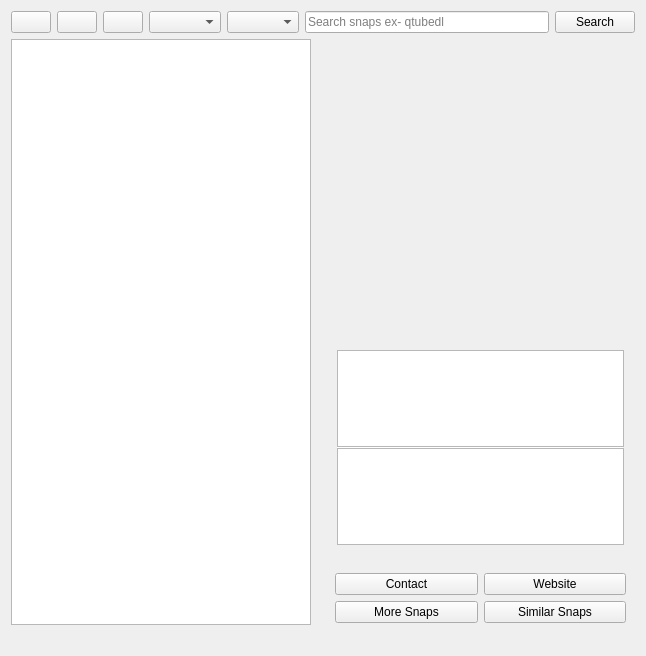
Before: the Qt Designer form src/mainwindow.ui in keshavbhatt/qsnapstore, drawn with Qt 5.
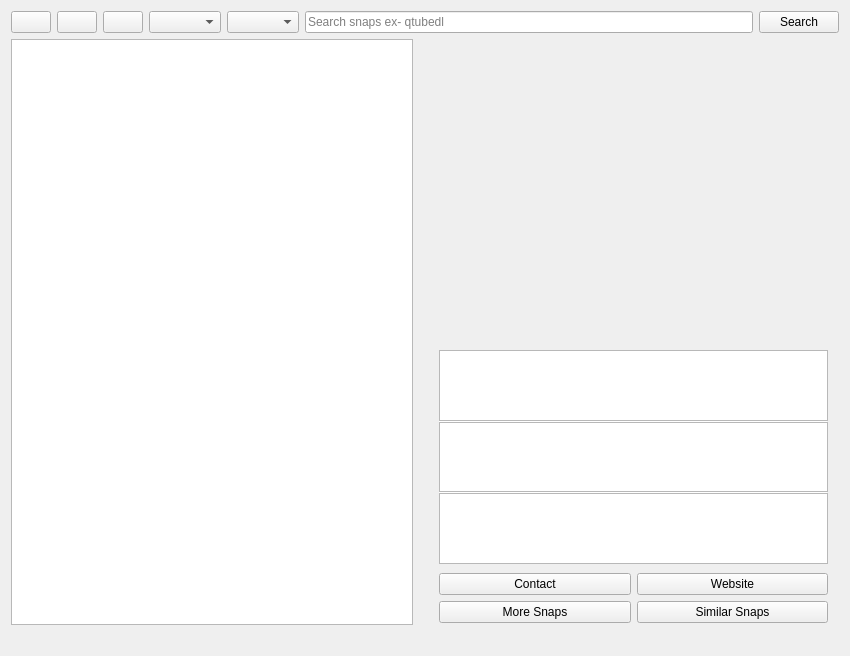
After: the same form once the commit is applied. Icons and pictures are not drawn. Custom widgets are drawn as their Qt base class.

Commit message: adjust app detail widget to improve User experience and better app description redablity.

Diff of the .ui file:
```diff
--- a/src/mainwindow.ui
+++ b/src/mainwindow.ui
@@ -6,7 +6,7 @@
    <rect>
     <x>0</x>
     <y>0</y>
-    <width>646</width>
+    <width>850</width>
     <height>656</height>
    </rect>
   </property>
@@ -154,9 +154,9 @@
             <property name="geometry">
              <rect>
               <x>0</x>
-              <y>0</y>
+              <y>-12</y>
               <width>453</width>
-              <height>496</height>
+              <height>601</height>
              </rect>
             </property>
             <layout class="QVBoxLayout" name="verticalLayout_4">
@@ -357,18 +357,58 @@
                </property>
               </widget>
              </item>
-            </layout>
-           </widget>
+             <item>
+              <widget class="Line" name="line">
+               <property name="minimumSize">
+                <size>
+                 <width>0</width>
+                 <height>1</height>
+                </size>
+               </property>
+               <property name="maximumSize">
+                <size>
+                 <width>16777215</width>
+                 <height>1</height>
+                </size>
+               </property>
+               <property name="orientation">
+                <enum>Qt::Horizontal</enum>
+               </property>
+              </widget>
+             </item>
+             <item>
+              <widget class="QTextBrowser" name="meta_bottom">
+               <property name="styleSheet">
+                <string notr="true"/>
+               </property>
+               <property name="verticalScrollBarPolicy">
+                <enum>Qt::ScrollBarAlwaysOff</enum>
+               </property>
+               <property name="horizontalScrollBarPolicy">
+                <enum>Qt::ScrollBarAlwaysOff</enum>
+               </property>
+               <property name="openExternalLinks">
+                <bool>true</bool>
+               </property>
+               <property name="openLinks">
+                <bool>false</bool>
+               </property>
           </widget>
          </item>
          <item>
           <widget class="QWidget" name="appButtonWidget" native="true">
            <layout class="QVBoxLayout" name="verticalLayout_3">
             <property name="leftMargin">
+                 <number>0</number>
+                </property>
+                <property name="topMargin">
              <number>9</number>
             </property>
             <property name="rightMargin">
-             <number>9</number>
+                 <number>0</number>
+                </property>
+                <property name="bottomMargin">
+                 <number>0</number>
             </property>
             <item>
              <layout class="QHBoxLayout" name="horizontalLayout_4">
@@ -423,6 +463,10 @@
              </layout>
             </item>
            </layout>
+              </widget>
+             </item>
+            </layout>
+           </widget>
           </widget>
          </item>
         </layout>
```
Lines whose indentation alone changed are shown as unchanged. The commit also changes 2 other files.
